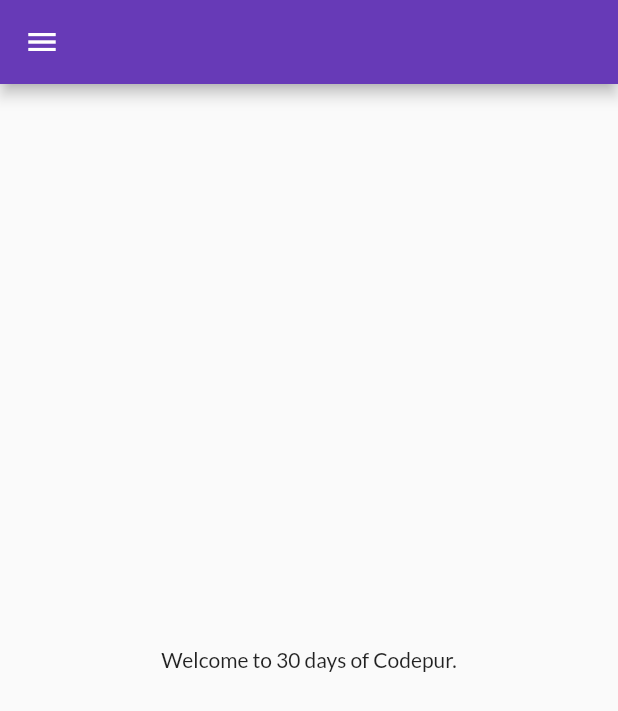
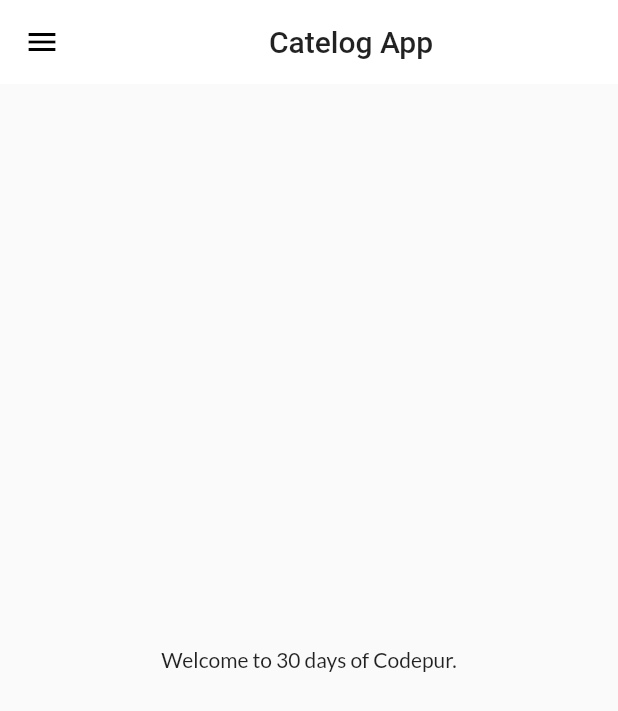
Before and after one commit to Sureshkkhichi/FlutterCatalog, a Flutter app: the screen it shows after launch, on a phone screen of 412 x 824 dp. Shown: the top 711 px of the screen. Run offline on Flutter 3.47's test engine with Material 2 defaults, Android fonts, the phone set to English and light mode, and no system bars; our stand-ins replace email_validator, google_fonts.

Commit message:
theme extracted

```diff
--- a/lib/main.dart
+++ b/lib/main.dart
@@ -1,8 +1,7 @@
 import 'package:flutter/material.dart';
 import 'package:flutter_catelog/screen/login.dart';
 import 'package:flutter_catelog/utilis/routes.dart';
-import "package:google_fonts/google_fonts.dart";
-
+import 'package:flutter_catelog/widgets/themes.dart';
 import 'screen/home.dart';
 
 void main() {
@@ -16,12 +15,9 @@ class MyApp extends StatelessWidget {
   Widget build(BuildContext context) {
     return MaterialApp(
       themeMode: ThemeMode.light,
-      theme: ThemeData(
-        primarySwatch: Colors.deepPurple,
-        fontFamily: GoogleFonts.lato().fontFamily,
-      ),
+      theme: MyTheme.lightTheme(context),
       debugShowCheckedModeBanner: false,
-      darkTheme: ThemeData(brightness: Brightness.dark),
+      darkTheme: MyTheme.darkTheme(context),
       initialRoute: MyRoutes.homeRoute,
       routes: {
         "/": (context) => Login(),
--- a/lib/screen/home.dart
+++ b/lib/screen/home.dart
@@ -8,7 +8,13 @@ class Home extends StatelessWidget {
   @override
   Widget build(BuildContext context) {
     return Scaffold(
-      appBar: AppBar(),
+      appBar: AppBar(
+        title: Center(
+          child: Text(
+            "Catelog App",
+          ),
+        ),
+      ),
       body: Center(
         child: Container(
           child: Text("Welcome to $days days of $name."),
--- /dev/null
+++ b/lib/widgets/themes.dart
@@ -0,0 +1,20 @@
+import 'package:flutter/material.dart';
+import 'package:google_fonts/google_fonts.dart';
+
+class MyTheme {
+  static ThemeData lightTheme(BuildContext context) => ThemeData(
+        primarySwatch: Colors.deepPurple,
+        fontFamily: GoogleFonts.lato().fontFamily,
+        appBarTheme: AppBarTheme(
+          color: Colors.white,
+          elevation: 0.0,
+          iconTheme: IconThemeData(color: Colors.black),
+          toolbarTextStyle: Theme.of(context).textTheme.bodyText2,
+          titleTextStyle: Theme.of(context).textTheme.headline6,
+        ),
+      );
+
+  static ThemeData darkTheme(BuildContext context) => ThemeData(
+        brightness: Brightness.dark,
+      );
+}
```
